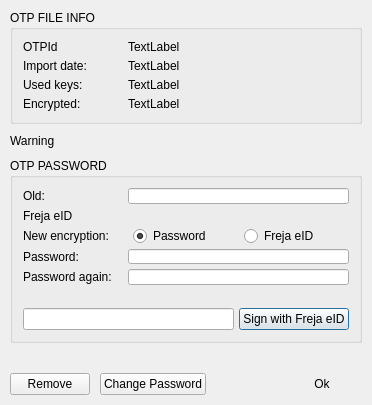
The window that BlockSettleUILib/OTPFileInfoDialog.ui (BlockSettle/terminal) describes before a commit, drawn with Qt 5.
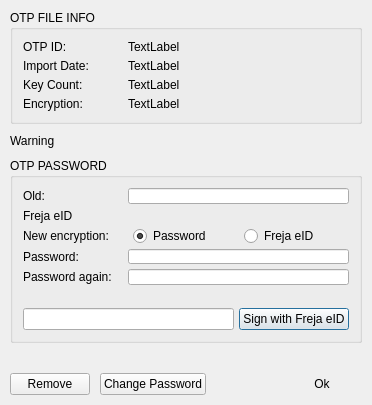
The same window after the commit. Icons and pictures are not drawn.

Patch:
```diff
--- a/BlockSettleUILib/OTPFileInfoDialog.ui
+++ b/BlockSettleUILib/OTPFileInfoDialog.ui
@@ -135,7 +135,7 @@
                </size>
               </property>
               <property name="text">
-               <string>OTPId</string>
+               <string>OTP ID:</string>
               </property>
              </widget>
             </item>
@@ -191,7 +191,7 @@
                </size>
               </property>
               <property name="text">
-               <string>Import date:</string>
+               <string>Import Date:</string>
               </property>
               <property name="alignment">
                <set>Qt::AlignLeading|Qt::AlignLeft|Qt::AlignVCenter</set>
@@ -250,7 +250,7 @@
                </size>
               </property>
               <property name="text">
-               <string>Used keys:</string>
+               <string>Key Count:</string>
               </property>
               <property name="alignment">
                <set>Qt::AlignLeading|Qt::AlignLeft|Qt::AlignVCenter</set>
@@ -309,7 +309,7 @@
                </size>
               </property>
               <property name="text">
-               <string>Encrypted:</string>
+               <string>Encryption:</string>
               </property>
              </widget>
             </item>
```
